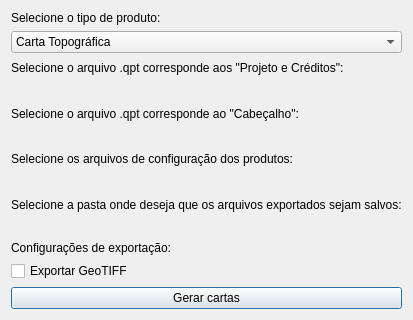
Qt form edition_plugin_dialog_base.ui (dsgoficial/ferramentas_edicao) before a commit.
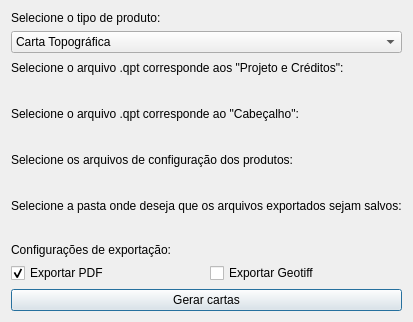
The same form after that commit. Custom widgets are drawn as their Qt base class.

Commit message: changing base dialog / improving exporting multiple maps

Diff of the .ui file:
```diff
--- a/edition_plugin_dialog_base.ui
+++ b/edition_plugin_dialog_base.ui
@@ -7,7 +7,7 @@
     <x>0</x>
     <y>0</y>
     <width>371</width>
-    <height>320</height>
+    <height>322</height>
    </rect>
   </property>
   <property name="windowTitle">
@@ -104,7 +104,7 @@
     </layout>
    </item>
    <item>
-    <layout class="QVBoxLayout" name="verticalLayout_6">
+    <layout class="QVBoxLayout" name="verticalLayout_6" stretch="0,0">
      <item>
       <widget class="QLabel" name="label_5">
        <property name="text">
@@ -113,11 +113,25 @@
       </widget>
      </item>
      <item>
-      <widget class="QCheckBox" name="checkBox_exportar_geotiff">
+      <layout class="QHBoxLayout" name="horizontalLayout_4">
+       <item>
+        <widget class="QCheckBox" name="checkBoxExportGeotiff">
        <property name="text">
-        <string>Exportar GeoTIFF</string>
-       </property>
-      </widget>
+          <string>Exportar PDF</string>
+         </property>
+         <property name="checked">
+          <bool>true</bool>
+         </property>
+        </widget>
+       </item>
+       <item>
+        <widget class="QCheckBox" name="checkBoxExportPdf">
+         <property name="text">
+          <string>Exportar Geotiff</string>
+         </property>
+        </widget>
+       </item>
+      </layout>
      </item>
     </layout>
    </item>
```
Lines whose indentation alone changed are shown as unchanged. The commit also changes 4 other files.
